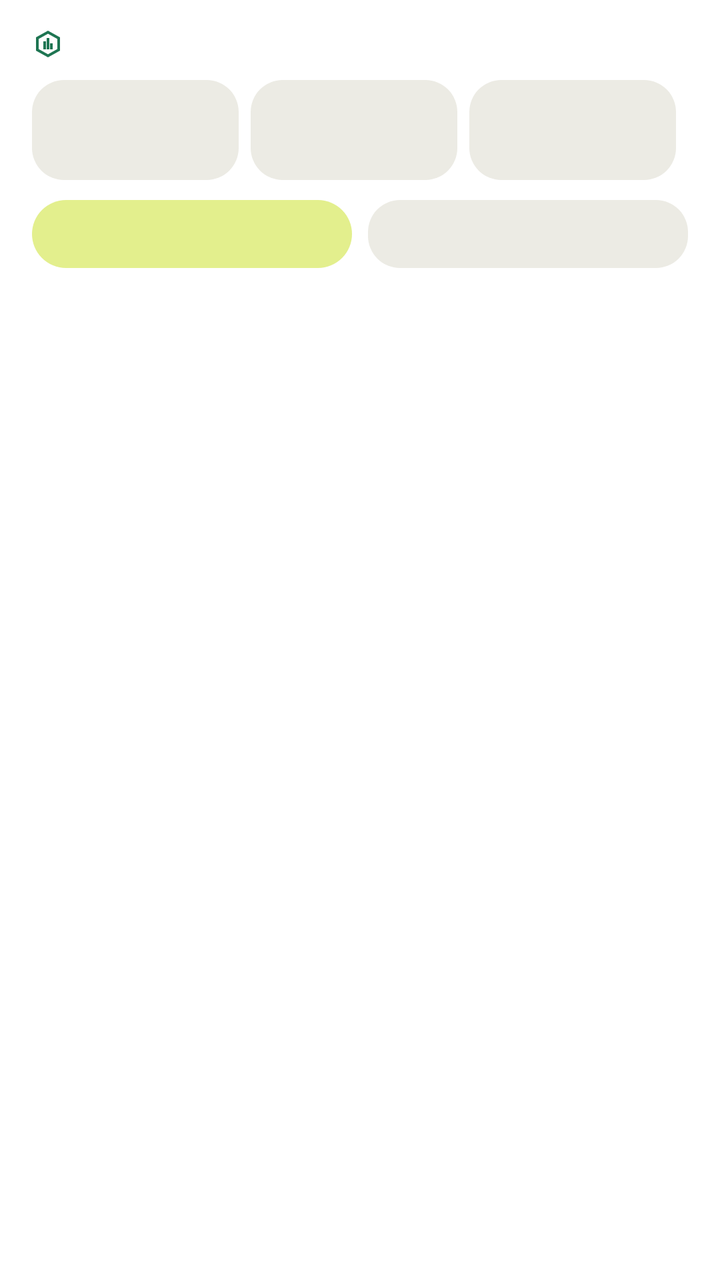
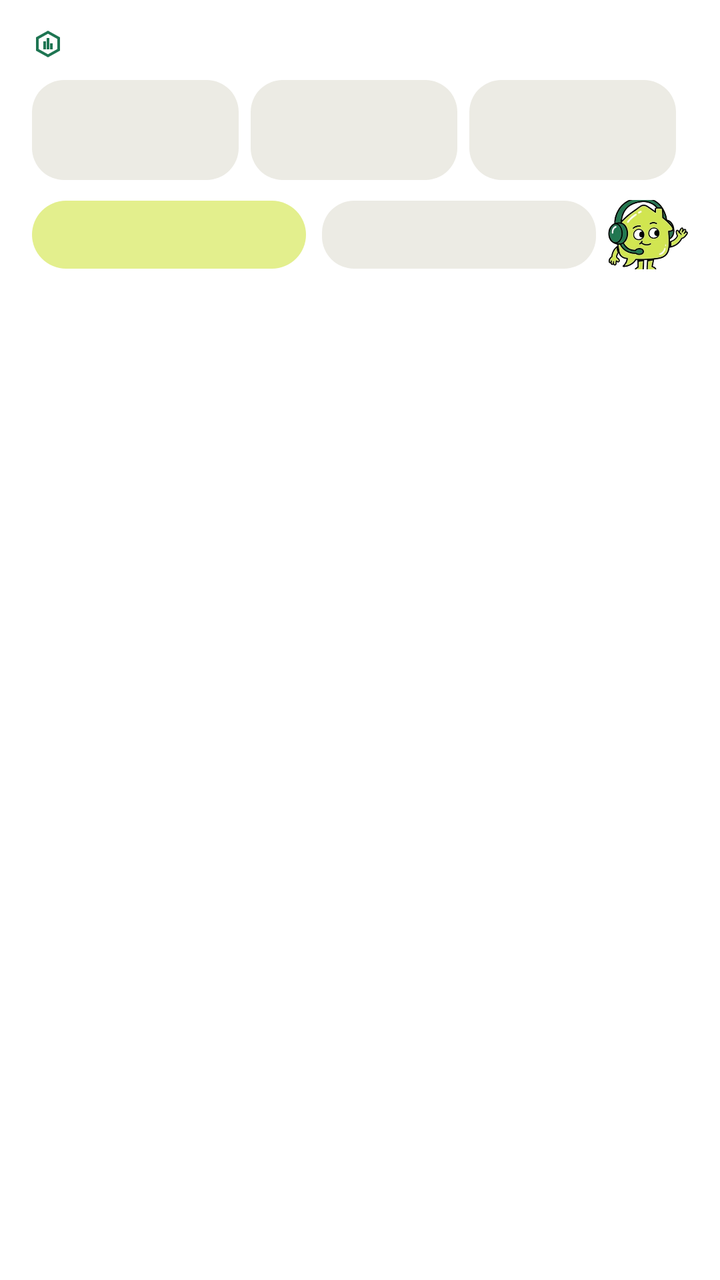

Before-and-after screenshots of an Android layout around one commit, followed by the original layout XML and the change that was made.
<!-- AndroidManifest.xml: fallback theme Theme.MaterialComponents.DayNight.NoActionBar -->
<!-- res/layout/widget_gardien.xml -->
<?xml version="1.0" encoding="utf-8"?>
<LinearLayout xmlns:android="http://schemas.android.com/apk/res/android" android:id="@+id/w_root"
    android:layout_width="match_parent" android:layout_height="match_parent"
    android:background="@drawable/w_bg" android:orientation="vertical" android:paddingStart="16dp" android:paddingEnd="16dp" android:paddingTop="14dp" android:paddingBottom="14dp">
    
    <LinearLayout android:layout_width="match_parent" android:layout_height="wrap_content" android:orientation="horizontal" android:gravity="center_vertical">
        <ImageView android:layout_width="16dp" android:layout_height="16dp" android:src="@drawable/w_ic_building" android:contentDescription="@null"/>
        <TextView android:id="@+id/w_title" android:layout_width="0dp" android:layout_height="wrap_content" android:layout_weight="1"
            android:layout_marginStart="6dp" android:singleLine="true" android:ellipsize="end" android:textColor="@color/w_soft" android:textSize="11sp" android:textStyle="bold" android:textAllCaps="true" android:letterSpacing="0.04"/>
    </LinearLayout>
    <LinearLayout android:layout_width="match_parent" android:layout_height="wrap_content" android:orientation="horizontal" android:layout_marginTop="10dp">
        
        <LinearLayout android:id="@+id/w_t1_tile" android:layout_width="0dp" android:layout_height="wrap_content" android:layout_weight="1" android:orientation="vertical"
            android:background="@drawable/w_bg_tile" android:padding="8dp" android:layout_marginEnd="6dp">
            <TextView android:id="@+id/w_t1_value" android:layout_width="match_parent" android:layout_height="wrap_content" android:singleLine="true" android:ellipsize="end" android:textColor="@color/w_ink" android:textSize="15sp" android:textStyle="bold" android:textDirection="ltr" android:gravity="start"/>
            <TextView android:id="@+id/w_t1_label" android:layout_width="match_parent" android:layout_height="wrap_content" android:singleLine="true" android:ellipsize="end" android:textColor="@color/w_soft" android:textSize="10sp"/>
        </LinearLayout>
        <LinearLayout android:id="@+id/w_t2_tile" android:layout_width="0dp" android:layout_height="wrap_content" android:layout_weight="1" android:orientation="vertical"
            android:background="@drawable/w_bg_tile" android:padding="8dp" android:layout_marginEnd="6dp">
            <TextView android:id="@+id/w_t2_value" android:layout_width="match_parent" android:layout_height="wrap_content" android:singleLine="true" android:ellipsize="end" android:textColor="@color/w_ink" android:textSize="15sp" android:textStyle="bold" android:textDirection="ltr" android:gravity="start"/>
            <TextView android:id="@+id/w_t2_label" android:layout_width="match_parent" android:layout_height="wrap_content" android:singleLine="true" android:ellipsize="end" android:textColor="@color/w_soft" android:textSize="10sp"/>
        </LinearLayout>
        <LinearLayout android:id="@+id/w_t3_tile" android:layout_width="0dp" android:layout_height="wrap_content" android:layout_weight="1" android:orientation="vertical"
            android:background="@drawable/w_bg_tile" android:padding="8dp" android:layout_marginEnd="6dp">
            <TextView android:id="@+id/w_t3_value" android:layout_width="match_parent" android:layout_height="wrap_content" android:singleLine="true" android:ellipsize="end" android:textColor="@color/w_ink" android:textSize="15sp" android:textStyle="bold" android:textDirection="ltr" android:gravity="start"/>
            <TextView android:id="@+id/w_t3_label" android:layout_width="match_parent" android:layout_height="wrap_content" android:singleLine="true" android:ellipsize="end" android:textColor="@color/w_soft" android:textSize="10sp"/>
        </LinearLayout>
    </LinearLayout>
    <LinearLayout android:layout_width="match_parent" android:layout_height="wrap_content" android:orientation="horizontal" android:gravity="center_vertical" android:layout_marginTop="10dp">
        <TextView android:id="@+id/w_cta" android:layout_width="0dp" android:layout_weight="1" android:layout_height="34dp" android:gravity="center" android:singleLine="true" android:ellipsize="end"
            android:background="@drawable/w_bg_cta" android:textColor="@color/w_on_cta" android:textSize="13sp" android:textStyle="bold"/>
        <TextView android:id="@+id/w_cta2" android:layout_width="0dp" android:layout_weight="1" android:layout_height="34dp" android:layout_marginStart="8dp" android:gravity="center" android:singleLine="true" android:ellipsize="end"
            android:background="@drawable/w_bg_tile" android:textColor="@color/w_ink" android:textSize="13sp" android:textStyle="bold"/>
    </LinearLayout>
</LinearLayout>
<!-- resources referenced by this layout -->
<resources>
  <color name="w_ink">#FF121212</color>
  <color name="w_on_cta">#FF121212</color>
  <color name="w_soft">#FF596269</color>
  <!-- drawable w_bg (drawable) -->
  <?xml version="1.0" encoding="utf-8"?>
  <shape xmlns:android="http://schemas.android.com/apk/res/android" android:shape="rectangle">
      <solid android:color="@color/w_surface"/>
      <corners android:radius="24dp"/>
  </shape>
  <!-- drawable w_bg_cta (drawable) -->
  <?xml version="1.0" encoding="utf-8"?>
  <shape xmlns:android="http://schemas.android.com/apk/res/android" android:shape="rectangle">
      <solid android:color="@color/w_cta"/>
      <corners android:radius="999dp"/>
  </shape>
  <!-- drawable w_bg_tile (drawable) -->
  <?xml version="1.0" encoding="utf-8"?>
  <shape xmlns:android="http://schemas.android.com/apk/res/android" android:shape="rectangle">
      <solid android:color="@color/w_tile"/>
      <corners android:radius="16dp"/>
  </shape>
  <!-- drawable w_ic_building (drawable) -->
  <?xml version="1.0" encoding="utf-8"?>
  <vector xmlns:android="http://schemas.android.com/apk/res/android" android:width="24dp" android:height="24dp" android:viewportWidth="24" android:viewportHeight="24" android:autoMirrored="true">
      <path android:fillColor="@color/w_brand" android:pathData="M12,2 L21,7 L21,17 L12,22 L3,17 L3,7 Z M12,4.3 L5,8.2 L5,15.8 L12,19.7 L19,15.8 L19,8.2 Z M8.5,10 L10.5,10 L10.5,16 L8.5,16 Z M11,7.5 L13,7.5 L13,16 L11,16 Z M13.5,11.5 L15.5,11.5 L15.5,16 L13.5,16 Z"/>
  </vector>
  <color name="w_surface">#FFFFFFFF</color>
  <color name="w_cta">#FFE3EF8D</color>
  <color name="w_tile">#FFECEBE4</color>
  <color name="w_brand">#FF1E7552</color>
</resources>

<!-- the commit's change to res/layout/widget_gardien.xml (unified diff, before → after) -->
@@ -31,5 +31,28 @@
             android:background="@drawable/w_bg_cta" android:textColor="@color/w_on_cta" android:textSize="13sp" android:textStyle="bold"/>
         <TextView android:id="@+id/w_cta2" android:layout_width="0dp" android:layout_weight="1" android:layout_height="34dp" android:layout_marginStart="8dp" android:gravity="center" android:singleLine="true" android:ellipsize="end"
             android:background="@drawable/w_bg_tile" android:textColor="@color/w_ink" android:textSize="13sp" android:textStyle="bold"/>
+        <include layout="@layout/w_dari" android:layout_width="40dp" android:layout_height="40dp" android:layout_marginStart="6dp" android:layout_marginTop="-3dp" android:layout_marginBottom="-3dp"/>
     </LinearLayout>
 </LinearLayout>
+<!-- res/layout/w_dari.xml (included above) -->
+<?xml version="1.0" encoding="utf-8"?>
+<ViewFlipper xmlns:android="http://schemas.android.com/apk/res/android" android:id="@+id/w_dari"
+    android:layout_width="match_parent" android:layout_height="match_parent"
+    android:autoStart="true" android:flipInterval="190" android:importantForAccessibility="noHideDescendants">
+    <ImageView android:id="@+id/w_dari_f0" android:layout_width="match_parent" android:layout_height="match_parent" android:scaleType="fitCenter" android:src="@drawable/dari_w_wave" android:contentDescription="@null"/>
+    <ImageView android:id="@+id/w_dari_f1" android:layout_width="match_parent" android:layout_height="match_parent" android:scaleType="fitCenter" android:src="@drawable/dari_w_wave" android:contentDescription="@null"/>
+    <ImageView android:id="@+id/w_dari_f2" android:layout_width="match_parent" android:layout_height="match_parent" android:scaleType="fitCenter" android:src="@drawable/dari_w_wave" android:contentDescription="@null"/>
+    <ImageView android:id="@+id/w_dari_f3" android:layout_width="match_parent" android:layout_height="match_parent" android:scaleType="fitCenter" android:src="@drawable/dari_w_wave" android:contentDescription="@null"/>
+    <ImageView android:id="@+id/w_dari_f4" android:layout_width="match_parent" android:layout_height="match_parent" android:scaleType="fitCenter" android:src="@drawable/dari_w_wave" android:contentDescription="@null"/>
+    <ImageView android:id="@+id/w_dari_f5" android:layout_width="match_parent" android:layout_height="match_parent" android:scaleType="fitCenter" android:src="@drawable/dari_w_wave" android:contentDescription="@null"/>
+    <ImageView android:id="@+id/w_dari_f6" android:layout_width="match_parent" android:layout_height="match_parent" android:scaleType="fitCenter" android:src="@drawable/dari_w_wave" android:contentDescription="@null"/>
+    <ImageView android:id="@+id/w_dari_f7" android:layout_width="match_parent" android:layout_height="match_parent" android:scaleType="fitCenter" android:src="@drawable/dari_w_wave" android:contentDescription="@null"/>
+    <ImageView android:id="@+id/w_dari_f8" android:layout_width="match_parent" android:layout_height="match_parent" android:scaleType="fitCenter" android:src="@drawable/dari_w_wave" android:contentDescription="@null"/>
+    <ImageView android:id="@+id/w_dari_f9" android:layout_width="match_parent" android:layout_height="match_parent" android:scaleType="fitCenter" android:src="@drawable/dari_w_wave" android:contentDescription="@null"/>
+    <ImageView android:id="@+id/w_dari_f10" android:layout_width="match_parent" android:layout_height="match_parent" android:scaleType="fitCenter" android:src="@drawable/dari_w_wave" android:contentDescription="@null"/>
+    <ImageView android:id="@+id/w_dari_f11" android:layout_width="match_parent" android:layout_height="match_parent" android:scaleType="fitCenter" android:src="@drawable/dari_w_wave" android:contentDescription="@null"/>
+    <ImageView android:id="@+id/w_dari_f12" android:layout_width="match_parent" android:layout_height="match_parent" android:scaleType="fitCenter" android:src="@drawable/dari_w_wave" android:contentDescription="@null"/>
+    <ImageView android:id="@+id/w_dari_f13" android:layout_width="match_parent" android:layout_height="match_parent" android:scaleType="fitCenter" android:src="@drawable/dari_w_wave" android:contentDescription="@null"/>
+    <ImageView android:id="@+id/w_dari_f14" android:layout_width="match_parent" android:layout_height="match_parent" android:scaleType="fitCenter" android:src="@drawable/dari_w_wave" android:contentDescription="@null"/>
+    <ImageView android:id="@+id/w_dari_f15" android:layout_width="match_parent" android:layout_height="match_parent" android:scaleType="fitCenter" android:src="@drawable/dari_w_wave_blink" android:contentDescription="@null"/>
+</ViewFlipper>
<!-- resource entries referenced after the edit -->
@@ -3,6 +3,8 @@
   <color name="w_ink">#FF121212</color>
   <color name="w_on_cta">#FF121212</color>
   <color name="w_soft">#FF596269</color>
+  <!-- drawable dari_w_wave: webp bitmap (drawable-nodpi, 20336 bytes) -->
+  <!-- drawable dari_w_wave_blink: webp bitmap (drawable-nodpi, 19990 bytes) -->
   <!-- drawable w_bg (drawable) -->
   <?xml version="1.0" encoding="utf-8"?>
   <shape xmlns:android="http://schemas.android.com/apk/res/android" android:shape="rectangle">
